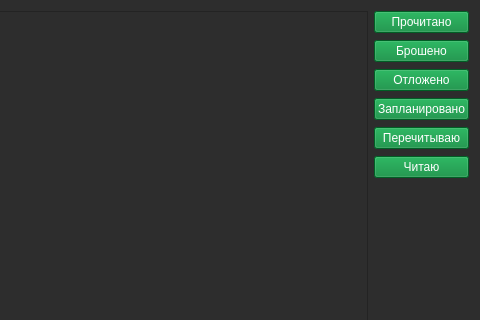
Qt form desu_library.ui (brandonzorn/Nlight) before a commit; both pictures show x 395 to 875 and y 0 to 320 of the 875 by 656 pixel window.
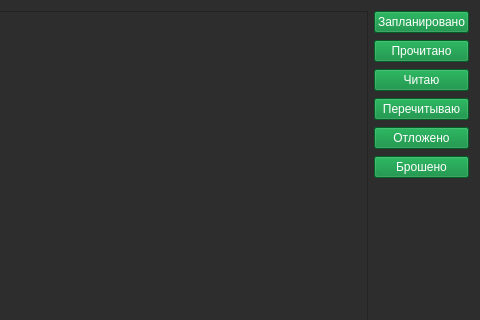
The same form after that commit. Icons and pictures are not drawn.

Diff of the .ui file:
```diff
--- a/desu_library.ui
+++ b/desu_library.ui
@@ -34,39 +34,6 @@
      <property name="spacing">
       <number>7</number>
      </property>
-     <item>
-      <widget class="QPushButton" name="b_completed">
-       <property name="styleSheet">
-        <string notr="true">background-color: rgb(0, 133, 52);
-color: rgb(255, 255, 255);</string>
-       </property>
-       <property name="text">
-        <string>Прочитано</string>
-       </property>
-      </widget>
-     </item>
-     <item>
-      <widget class="QPushButton" name="b_dropped">
-       <property name="styleSheet">
-        <string notr="true">background-color: rgb(0, 133, 52);
-color: rgb(255, 255, 255);</string>
-       </property>
-       <property name="text">
-        <string>Брошено</string>
-       </property>
-      </widget>
-     </item>
-     <item>
-      <widget class="QPushButton" name="b_on_hold">
-       <property name="styleSheet">
-        <string notr="true">background-color: rgb(0, 133, 52);
-color: rgb(255, 255, 255);</string>
-       </property>
-       <property name="text">
-        <string>Отложено</string>
-       </property>
-      </widget>
-     </item>
      <item>
       <widget class="QPushButton" name="b_planned">
        <property name="styleSheet">
@@ -79,13 +46,13 @@
       </widget>
      </item>
      <item>
-      <widget class="QPushButton" name="pushButton_6">
+      <widget class="QPushButton" name="b_completed">
        <property name="styleSheet">
         <string notr="true">background-color: rgb(0, 133, 52);
 color: rgb(255, 255, 255);</string>
        </property>
        <property name="text">
-        <string>Перечитываю</string>
+        <string>Прочитано</string>
        </property>
       </widget>
      </item>
@@ -100,6 +67,39 @@
        </property>
       </widget>
      </item>
+     <item>
+      <widget class="QPushButton" name="b_rewatching">
+       <property name="styleSheet">
+        <string notr="true">background-color: rgb(0, 133, 52);
+color: rgb(255, 255, 255);</string>
+       </property>
+       <property name="text">
+        <string>Перечитываю</string>
+       </property>
+      </widget>
+     </item>
+     <item>
+      <widget class="QPushButton" name="b_on_hold">
+       <property name="styleSheet">
+        <string notr="true">background-color: rgb(0, 133, 52);
+color: rgb(255, 255, 255);</string>
+       </property>
+       <property name="text">
+        <string>Отложено</string>
+       </property>
+      </widget>
+     </item>
+     <item>
+      <widget class="QPushButton" name="b_dropped">
+       <property name="styleSheet">
+        <string notr="true">background-color: rgb(0, 133, 52);
+color: rgb(255, 255, 255);</string>
+       </property>
+       <property name="text">
+        <string>Брошено</string>
+       </property>
+      </widget>
+     </item>
     </layout>
    </item>
    <item row="1" column="0">
```
Left out of the diff: 10 changed lines with no effect on the pictures.
